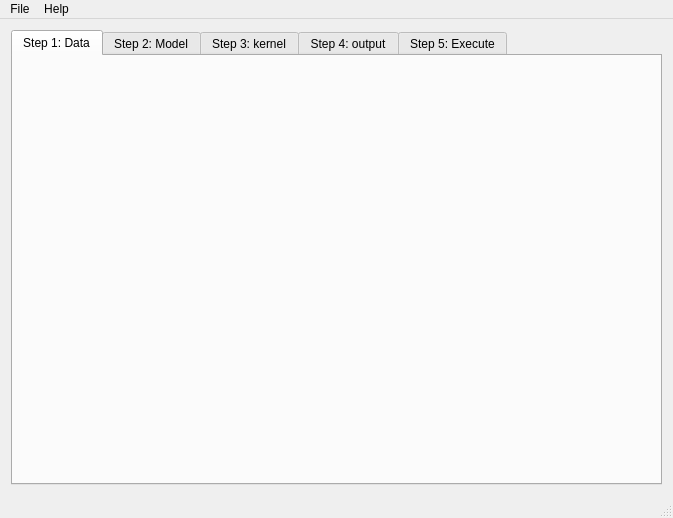
Qt form Qt/mainwindow.ui (Anders1232/GWR_BR) before a commit.
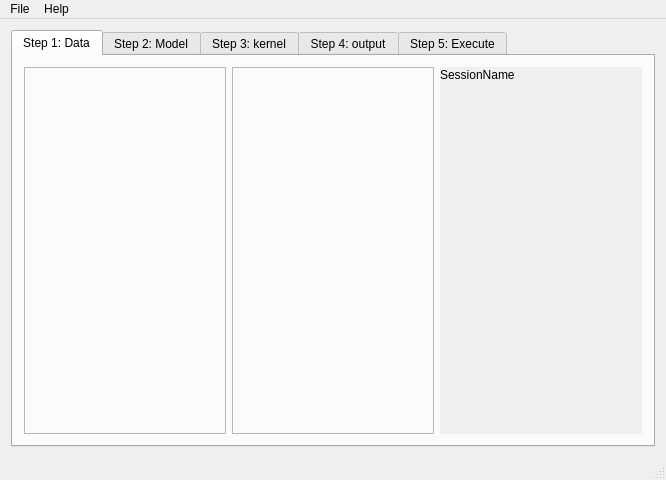
The same form after that commit.

Patch:
```diff
--- a/Qt/mainwindow.ui
+++ b/Qt/mainwindow.ui
@@ -6,8 +6,8 @@
    <rect>
     <x>0</x>
     <y>0</y>
-    <width>673</width>
-    <height>518</height>
+    <width>666</width>
+    <height>480</height>
    </rect>
   </property>
   <property name="sizePolicy">
@@ -45,6 +45,57 @@
        <attribute name="title">
         <string>Step 1: Data</string>
        </attribute>
+       <layout class="QHBoxLayout" name="horizontalLayout_2">
+        <item>
+         <widget class="QFrame" name="frame">
+          <property name="frameShape">
+           <enum>QFrame::StyledPanel</enum>
+          </property>
+          <property name="frameShadow">
+           <enum>QFrame::Raised</enum>
+          </property>
+         </widget>
+        </item>
+        <item>
+         <widget class="QFrame" name="SessionTile">
+          <property name="autoFillBackground">
+           <bool>false</bool>
+          </property>
+          <property name="locale">
+           <locale language="English" country="UnitedKingdom"/>
+          </property>
+          <property name="frameShape">
+           <enum>QFrame::StyledPanel</enum>
+          </property>
+          <property name="frameShadow">
+           <enum>QFrame::Raised</enum>
+          </property>
+         </widget>
+        </item>
+        <item>
+         <widget class="QWidget" name="widget" native="true">
+          <property name="autoFillBackground">
+           <bool>true</bool>
+          </property>
+          <widget class="QLabel" name="Label">
+           <property name="geometry">
+            <rect>
+             <x>0</x>
+             <y>0</y>
+             <width>105</width>
+             <height>15</height>
+            </rect>
+           </property>
+           <property name="text">
+            <string>SessionName</string>
+           </property>
+          </widget>
+         </widget>
+        </item>
+       </layout>
+       <zorder>SessionTile</zorder>
+       <zorder>widget</zorder>
+       <zorder>frame</zorder>
       </widget>
       <widget class="QWidget" name="tab_2">
        <attribute name="title">
@@ -75,7 +126,7 @@
     <rect>
      <x>0</x>
      <y>0</y>
-     <width>673</width>
+     <width>666</width>
      <height>20</height>
     </rect>
    </property>
```
Left out of the diff: 3 changed lines with no effect on the pictures.
